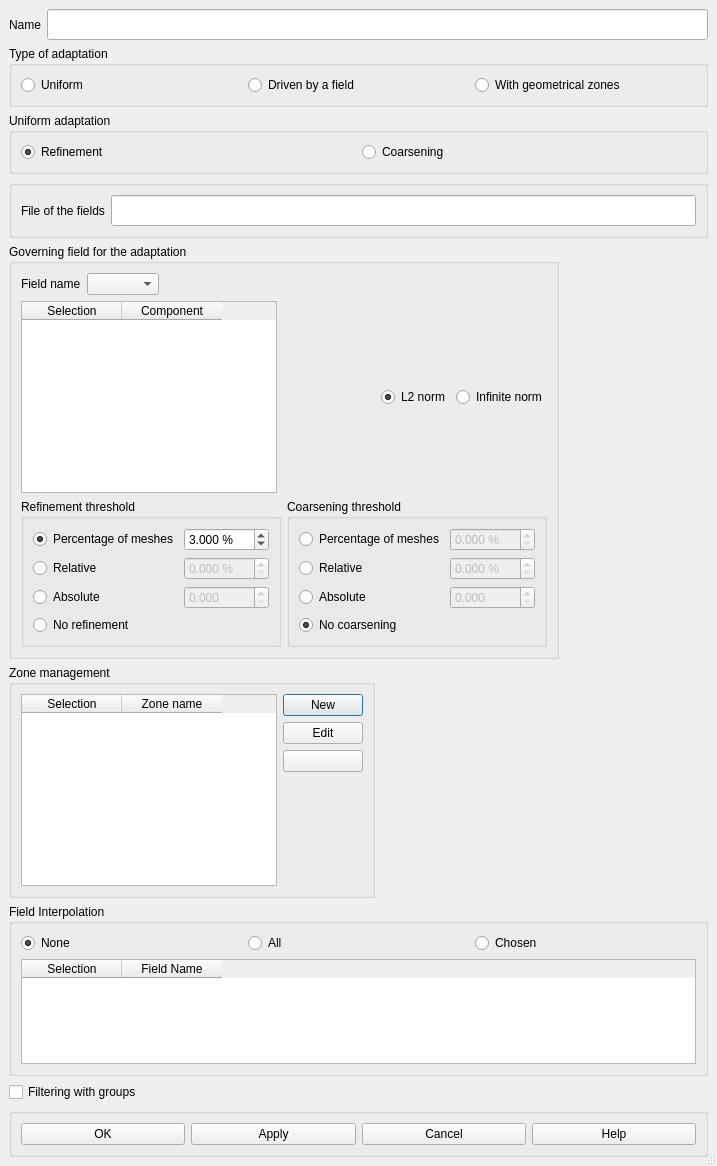
Before: the Qt Designer form src/HOMARDGUI/CreateHypothesis.ui in SalomePlatform/homard, drawn with Qt 5.
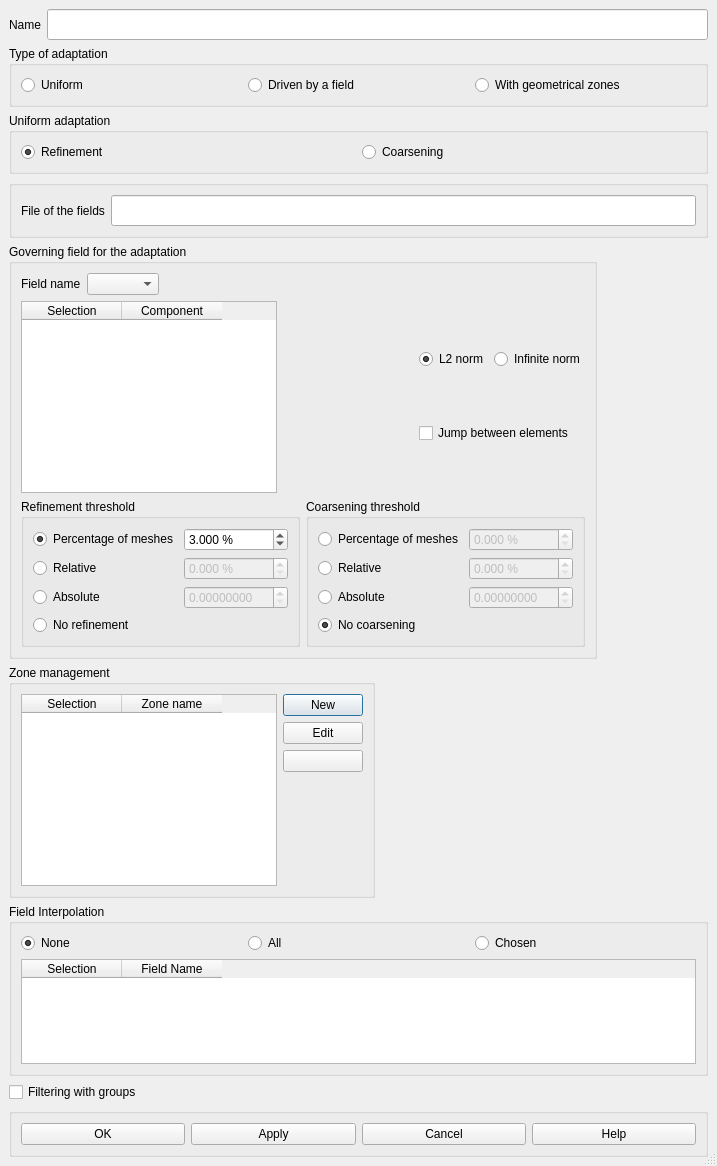
After: the same form once the commit is applied.

What changed in the file:
```diff
--- a/src/HOMARDGUI/CreateHypothesis.ui
+++ b/src/HOMARDGUI/CreateHypothesis.ui
@@ -309,6 +309,13 @@
             </item>
            </layout>
           </item>
+          <item>
+           <widget class="QCheckBox" name="CBJump" >
+            <property name="text" >
+             <string>Jump between elements</string>
+            </property>
+           </widget>
+          </item>
          </layout>
         </item>
        </layout>
@@ -412,7 +419,7 @@
               <bool>false</bool>
              </property>
              <property name="decimals" >
-              <number>3</number>
+              <number>8</number>
              </property>
              <property name="maximum" >
               <double>100.000000000000000</double>
@@ -515,7 +522,7 @@
               <bool>false</bool>
              </property>
              <property name="decimals" >
-              <number>3</number>
+              <number>8</number>
              </property>
              <property name="maximum" >
               <double>100.000000000000000</double>
```
